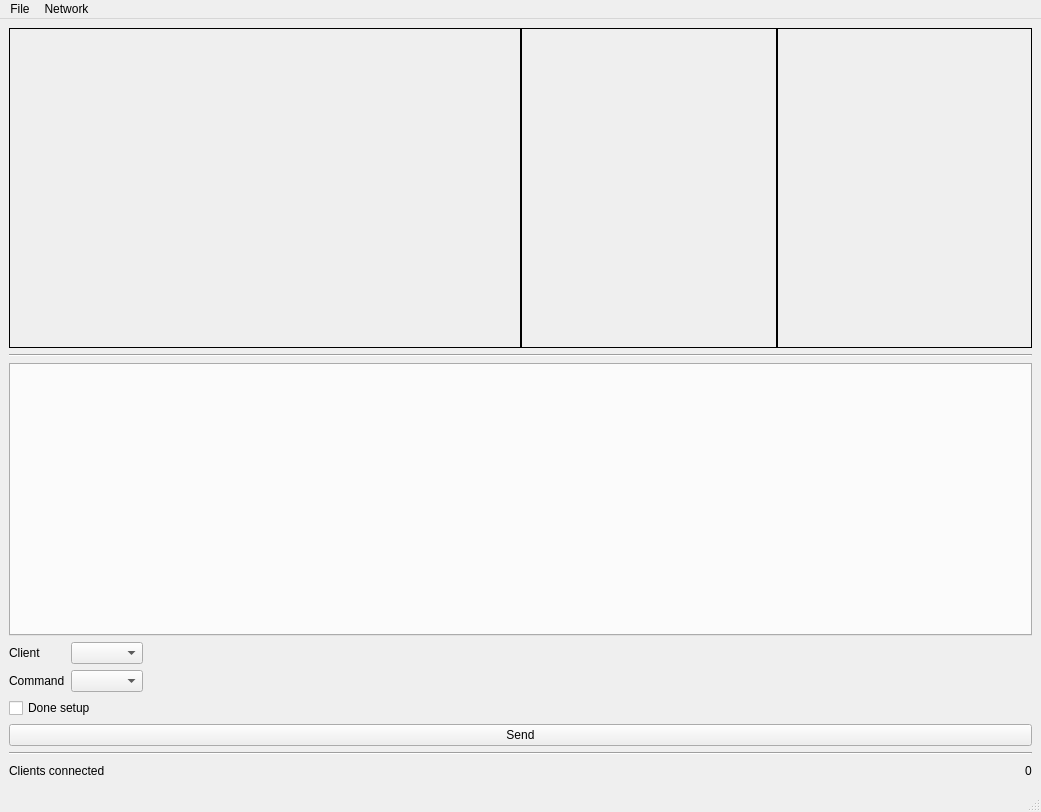
The window that Server/ui/mainwindow.ui (MGritsenko/Server) describes before a commit, drawn with Qt 5.
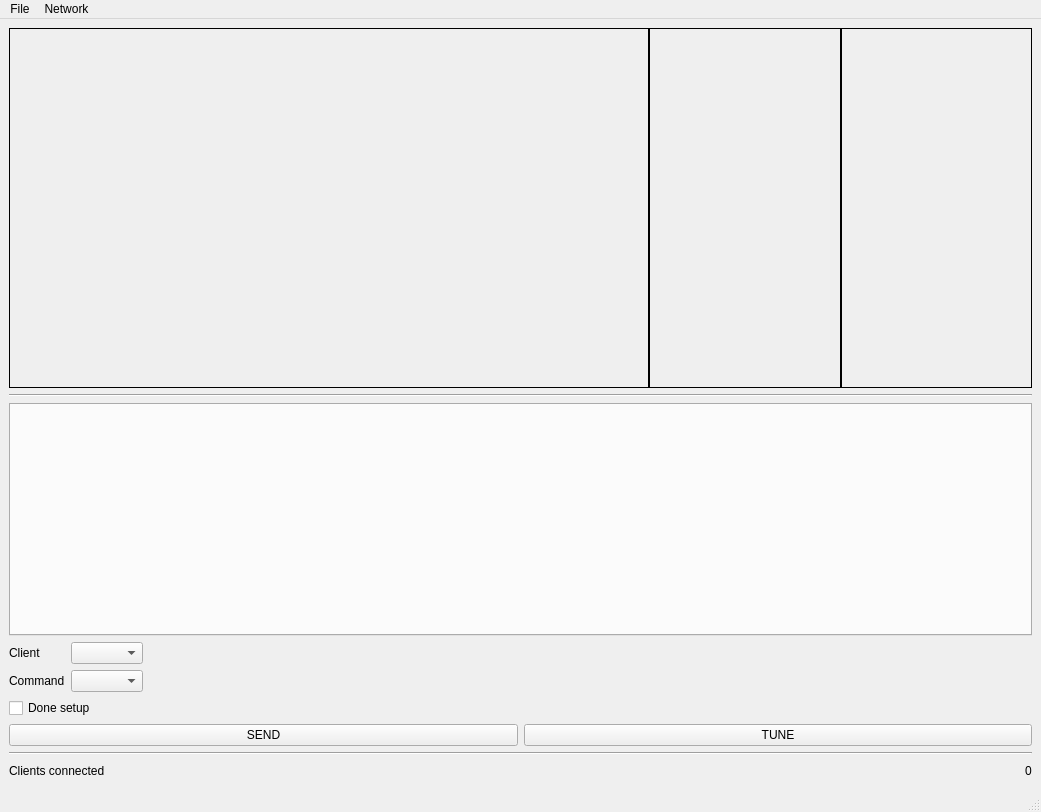
The same window after the commit.

Diff of the .ui file:
```diff
--- a/Server/ui/mainwindow.ui
+++ b/Server/ui/mainwindow.ui
@@ -22,6 +22,18 @@
       </property>
       <item>
        <widget class="QLabel" name="frameWindow">
+        <property name="minimumSize">
+         <size>
+          <width>640</width>
+          <height>360</height>
+         </size>
+        </property>
+        <property name="maximumSize">
+         <size>
+          <width>720</width>
+          <height>360</height>
+         </size>
+        </property>
         <property name="frameShape">
          <enum>QFrame::Box</enum>
         </property>
@@ -97,7 +109,7 @@
      </widget>
     </item>
     <item>
-     <layout class="QHBoxLayout" name="horizontalLayout_4">
+     <layout class="QHBoxLayout" name="horizontalLayout_5">
       <item>
        <layout class="QVBoxLayout" name="verticalLayout_5">
         <item>
@@ -167,11 +179,22 @@
          </widget>
         </item>
         <item>
+         <layout class="QHBoxLayout" name="horizontalLayout_4">
+          <item>
          <widget class="QPushButton" name="sendButton">
           <property name="text">
-           <string>Send</string>
-          </property>
-         </widget>
+             <string>SEND</string>
+            </property>
+           </widget>
+          </item>
+          <item>
+           <widget class="QPushButton" name="tuneButton">
+            <property name="text">
+             <string>TUNE</string>
+            </property>
+           </widget>
+          </item>
+         </layout>
         </item>
        </layout>
       </item>
```
Lines whose indentation alone changed are shown as unchanged.
